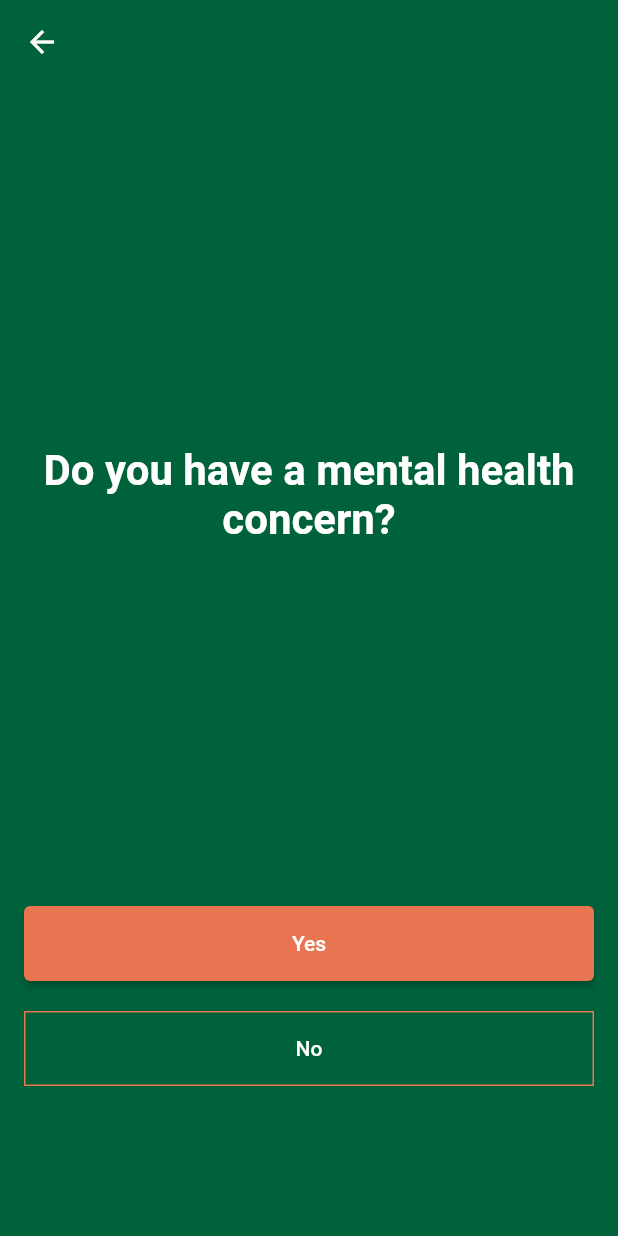
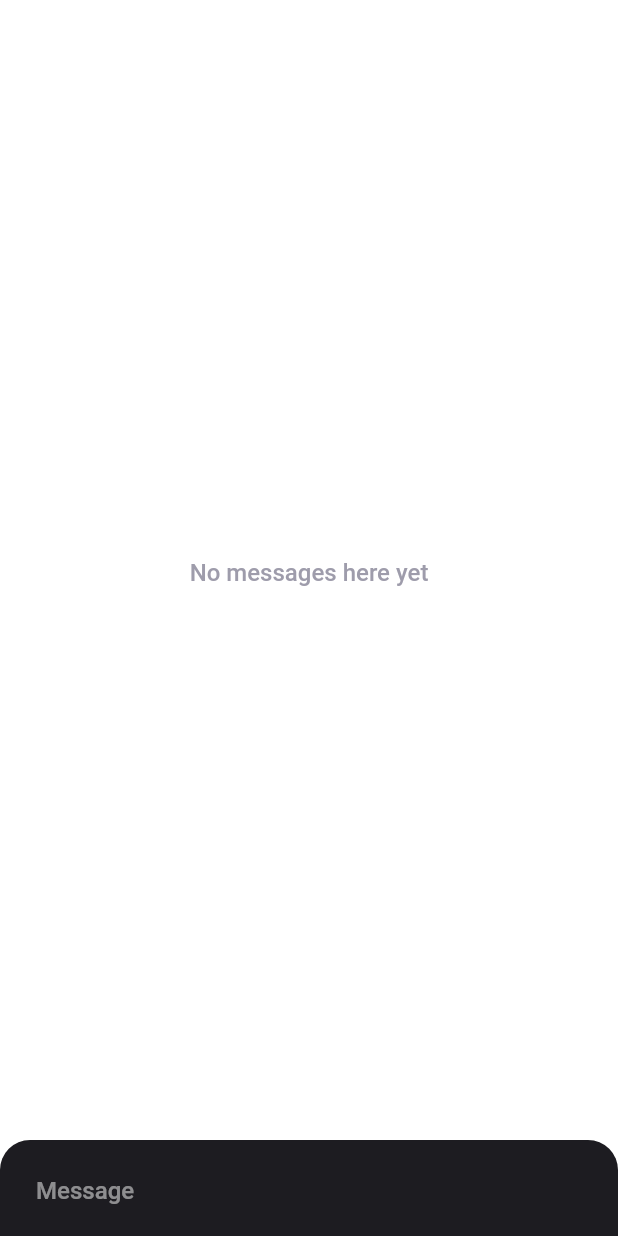
Before and after one commit to hhynewcan/peer_health_test, a Flutter app: the Homepage screen opened directly, after a tap on "Mental Health Roadmap", on a phone screen of 412 x 824 dp. Run offline on Flutter 3.47's test engine with Material 2 defaults, Android fonts, the phone set to English and light mode, and no system bars; our stand-ins replace device_info_plus, flutter_chat_types, flutter_chat_ui, shared_preferences; missing offline and left inert: flutter_pdfview; accounts and stored records are empty.

Commit message:
Added basic chatbot funciton.

```diff
--- /dev/null
+++ b/lib/Pages/ChatPage.dart
@@ -0,0 +1,86 @@
+import 'package:flutter/material.dart';
+import 'package:flutter_chat_ui/flutter_chat_ui.dart';
+import 'package:flutter_chat_types/flutter_chat_types.dart' as types;
+import 'package:peer_health_test/main.dart';
+import 'dart:math';
+import 'dart:convert';
+import 'package:http/http.dart' as http;
+
+
+class ChatPage extends StatefulWidget {
+  const ChatPage({Key? key}) : super(key: key);
+
+  @override
+  State<ChatPage> createState() => _ChatPageState();
+}
+
+class _ChatPageState extends State<ChatPage> {
+
+  String url = 'http://127.0.0.1:8000/api?query=';
+  List<types.Message> _messages = [];
+  final _user = const types.User(id: 'User');
+  final _server = const types.User(id: 'Server');
+
+  @override
+  Widget build(BuildContext context) {
+    return Scaffold(
+      body: Chat(theme: MyApp.isDarkMode ? DarkChatTheme() : DefaultChatTheme() ,messages: _messages, onSendPressed: _handleSendPressed, user: _user,),
+    );
+  }
+
+  Future<void> _handleSendPressed(types.PartialText message) async {
+    final textMessage = types.TextMessage(
+      author: _user,
+      createdAt: DateTime.now().millisecondsSinceEpoch,
+      id: randomString(),
+      text: message.text,
+    );
+
+    _addMessage(textMessage);
+
+    try
+    {
+      var data = await fetchData(url + message.text);
+      final responseMessage = types.TextMessage(
+        author: _server,
+        createdAt: DateTime.now().millisecondsSinceEpoch,
+        id: randomString(),
+        text: data,
+      );
+
+      _addMessage(responseMessage);
+    }
+    catch (e)
+    {
+      final errorMessage = types.TextMessage(
+        author: _server,
+        createdAt: DateTime.now().millisecondsSinceEpoch,
+        id: randomString(),
+        text: "Server failed to respond.",
+      );
+      _addMessage(errorMessage);
+    }
+
+
+
+
+  }
+
+  void _addMessage(types.Message message) {
+    setState(() {
+      _messages.insert(0, message);
+    });
+  }
+
+  String randomString() {
+    final random = Random.secure();
+    final values = List<int>.generate(16, (i) => random.nextInt(255));
+    return base64UrlEncode(values);
+  }
+
+  fetchData(String url) async
+  {
+    http.Response response = await http.get(Uri.parse(url));
+    return response.body;
+  }
+}
--- a/lib/Pages/Homepage.dart
+++ b/lib/Pages/Homepage.dart
@@ -54,7 +54,7 @@ class Homepage extends StatelessWidget {
                           Navigator.push(context, MaterialPageRoute(builder: (context) => SocialNormsAndWorkbooks()));
                         },),
                         HomePageCardBig(iconPath: 'assets/icons/icons8-search-chat-100.png', description: "Mental Health Roadmap", press: (){
-                          Navigator.pushNamed(context, '/DoYouHaveAMentalHealthConcern');
+                          Navigator.pushNamed(context, '/ChatPage');
                         }),
                         HomePageCardBig(iconPath: 'assets/icons/icons8-settings-100.png', description: "Settings", press: (){
                           Navigator.push(context, MaterialPageRoute(builder: (context) => UserSettings()));},
--- a/lib/Pages/HomepageForiPad.dart
+++ b/lib/Pages/HomepageForiPad.dart
@@ -54,7 +54,7 @@ class HomepageForiPad extends StatelessWidget {
                           Navigator.push(context, MaterialPageRoute(builder: (context) => SocialNormsAndWorkbooks()));
                         },),
                         HomePageCardBig(iconPath: 'assets/icons/icons8-search-chat-100.png', description: "Mental Health Roadmap", press: (){
-                          Navigator.pushNamed(context, '/DoYouHaveAMentalHealthConcern');
+                          Navigator.pushNamed(context, '/ChatPage');
                         }),
                         HomePageCardBig(iconPath: 'assets/icons/icons8-settings-100.png', description: "Settings", press: (){
                           Navigator.push(context, MaterialPageRoute(builder: (context) => UserSettings()));
--- a/lib/main.dart
+++ b/lib/main.dart
@@ -1,6 +1,7 @@
 import 'package:flutter/material.dart';
 import 'package:flutter/services.dart';
 import 'package:peer_health_test/Pages/BugReportOrSuggestions.dart';
+import 'package:peer_health_test/Pages/ChatPage.dart';
 import 'package:peer_health_test/Pages/ContactUs.dart';
 import 'package:peer_health_test/Pages/Homepage.dart';
 import 'package:peer_health_test/Pages/LicencesPage.dart';
@@ -129,6 +130,7 @@ class MyApp extends StatelessWidget {
           '/ContactPrairieHarmReduction': (BuildContext context) => ContactPrairieHarmReduction(),
           '/ContactHopeForWellnessHelpline': (BuildContext context) => ContactHopeForWellnessHelpline(),
           '/DoYouNeedASafePlaceToGo': (BuildContext context) => DoYouNeedASafePlaceToGo(),
+          '/ChatPage': (BuildContext context) => ChatPage(),
           '/About': (BuildContext context) => About(),
           '/QuizPage': (BuildContext context) => QuizPage(),
           '/WorkbookListPage': (BuildContext context) => WorkbookListPage(),
--- a/pubspec.yaml
+++ b/pubspec.yaml
@@ -39,6 +39,7 @@ dependencies:
   shared_preferences: ^2.0.15
   provider: ^6.0.3
   device_info_plus: ^4.1.2
+  flutter_chat_ui: ^1.6.6
 
 dev_dependencies:
   flutter_test:
@@ -50,6 +51,7 @@ dev_dependencies:
   # rules and activating additional ones.
   flutter_lints: ^2.0.0
   flutter_launcher_icons: ^0.10.0
+  http:
 
 flutter_icons:
   android: true
```
Also changed, not shown: pubspec.lock, 4 other files.
